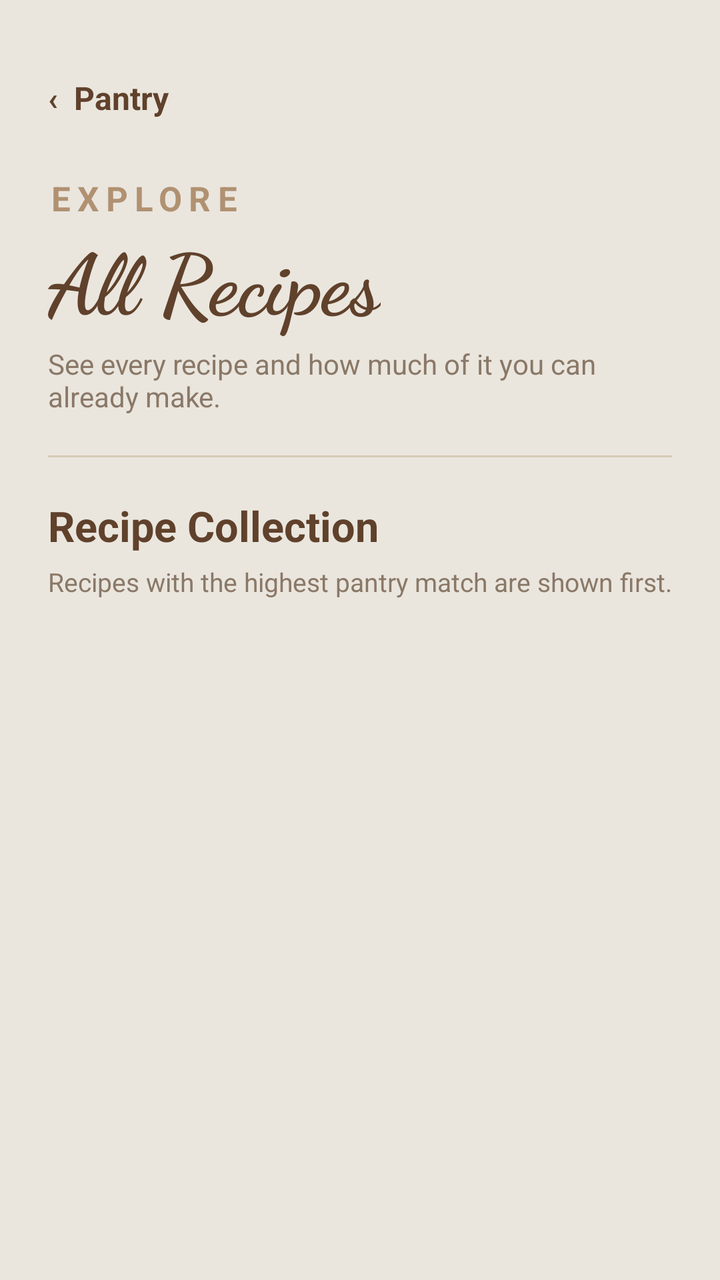
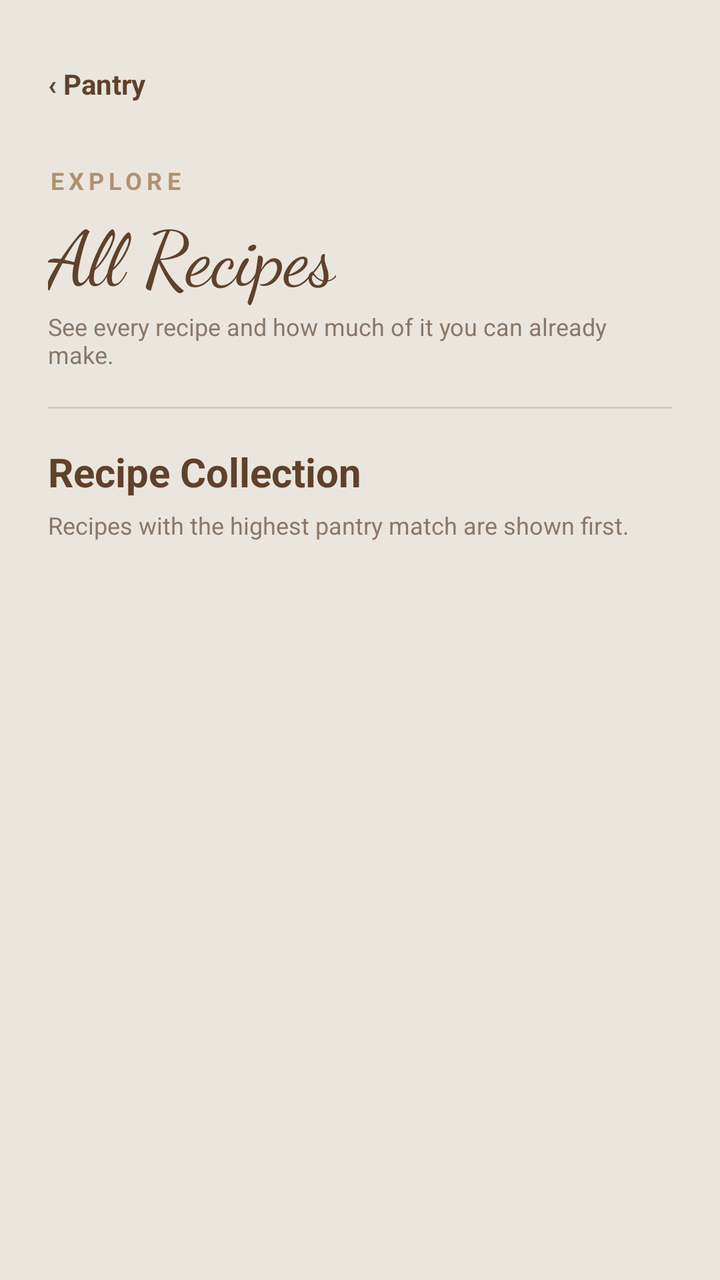

An Android layout rendered at two revisions. The XML below is the earlier revision; the diff shows what the commit changed to produce the second picture.
<!-- AndroidManifest.xml: application theme Theme.SmartPanrtyManager -->
<!-- res/layout/activity_all_recipes.xml -->
<?xml version="1.0" encoding="utf-8"?>
<androidx.constraintlayout.widget.ConstraintLayout
    xmlns:android="http://schemas.android.com/apk/res/android"
    xmlns:app="http://schemas.android.com/apk/res-auto"
    xmlns:tools="http://schemas.android.com/tools"
    android:layout_width="match_parent"
    android:layout_height="match_parent"
    android:background="#EAE6DE"
    android:paddingStart="24dp"
    android:paddingEnd="24dp"
    tools:context=".AllRecipesActivity">

    
    <TextView
        android:id="@+id/tvBack"
        android:layout_width="wrap_content"
        android:layout_height="wrap_content"
        android:layout_marginTop="30dp"
        android:paddingTop="8dp"
        android:paddingBottom="8dp"
        android:text="‹  Pantry"
        android:textColor="#60412B"
        android:textSize="16sp"
        android:textStyle="bold"
        app:layout_constraintStart_toStartOf="parent"
        app:layout_constraintTop_toTopOf="parent" />

    
    <TextView
        android:id="@+id/tvAll"
        android:layout_width="wrap_content"
        android:layout_height="wrap_content"
        android:layout_marginTop="20dp"
        android:letterSpacing="0.20"
        android:text="EXPLORE"
        android:textColor="#B09171"
        android:textSize="17sp"
        android:textStyle="bold"
        app:layout_constraintStart_toStartOf="parent"
        app:layout_constraintTop_toBottomOf="@id/tvBack" />

    
    <TextView
        android:id="@+id/tvAllRecipesTitle"
        android:layout_width="wrap_content"
        android:layout_height="wrap_content"
        android:fontFamily="cursive"
        android:text="All Recipes"
        android:textColor="#60412B"
        android:textSize="42sp"
        android:textStyle="bold"
        app:layout_constraintStart_toStartOf="parent"
        app:layout_constraintTop_toBottomOf="@id/tvAll" />

    
    <TextView
        android:id="@+id/tvAllRecipesSubtitle"
        android:layout_width="0dp"
        android:layout_height="wrap_content"
        android:layout_marginTop="4dp"
        android:text="See every recipe and how much of it you can already make."
        android:textColor="#8A7867"
        android:textSize="14sp"
        app:layout_constraintEnd_toEndOf="parent"
        app:layout_constraintStart_toStartOf="parent"
        app:layout_constraintTop_toBottomOf="@id/tvAllRecipesTitle" />

    
    <View
        android:id="@+id/divider"
        android:layout_width="0dp"
        android:layout_height="1dp"
        android:layout_marginTop="20dp"
        android:background="#D7C9B8"
        app:layout_constraintEnd_toEndOf="parent"
        app:layout_constraintStart_toStartOf="parent"
        app:layout_constraintTop_toBottomOf="@id/tvAllRecipesSubtitle" />

    
    <TextView
        android:id="@+id/tvRecipeCollectionHeading"
        android:layout_width="wrap_content"
        android:layout_height="wrap_content"
        android:layout_marginTop="20dp"
        android:text="Recipe Collection"
        android:textColor="#60412B"
        android:textSize="21sp"
        android:textStyle="bold"
        app:layout_constraintStart_toStartOf="parent"
        app:layout_constraintTop_toBottomOf="@id/divider" />

    
    <TextView
        android:id="@+id/tvMatchExplanation"
        android:layout_width="0dp"
        android:layout_height="wrap_content"
        android:layout_marginTop="5dp"
        android:text="Recipes with the highest pantry match are shown first."
        android:textColor="#8A7867"
        android:textSize="13sp"
        app:layout_constraintEnd_toEndOf="parent"
        app:layout_constraintStart_toStartOf="parent"
        app:layout_constraintTop_toBottomOf="@id/tvRecipeCollectionHeading" />

    
    <androidx.recyclerview.widget.RecyclerView
        android:id="@+id/recyclerViewAllRecipes"
        android:layout_width="0dp"
        android:layout_height="0dp"
        android:layout_marginTop="16dp"
        android:clipToPadding="false"
        android:paddingBottom="24dp"
        app:layout_constraintBottom_toBottomOf="parent"
        app:layout_constraintEnd_toEndOf="parent"
        app:layout_constraintStart_toStartOf="parent"
        app:layout_constraintTop_toBottomOf="@id/tvMatchExplanation"
        tools:listitem="@layout/item_recipe" />

</androidx.constraintlayout.widget.ConstraintLayout>
<!-- res/layout/item_recipe.xml (included above) -->
<?xml version="1.0" encoding="utf-8"?>
<androidx.cardview.widget.CardView
    xmlns:android="http://schemas.android.com/apk/res/android"
    xmlns:app="http://schemas.android.com/apk/res-auto"
    android:layout_width="match_parent"
    android:layout_height="wrap_content"
    android:layout_marginBottom="16dp"
    android:foreground="?attr/selectableItemBackground"
    android:clickable="true"
    android:focusable="true"
    app:cardBackgroundColor="#E5DDC9"
    app:cardCornerRadius="20dp"
    app:cardElevation="0dp">

    <LinearLayout
        android:layout_width="match_parent"
        android:layout_height="wrap_content"
        android:orientation="vertical"
        android:padding="20dp">

        

        <TextView
            android:id="@+id/tvRecipeName"
            android:layout_width="match_parent"
            android:layout_height="wrap_content"
            android:text="Recipe Name"
            android:textColor="#60412B"
            android:textSize="20sp"
            android:textStyle="bold" />

        

        <TextView
            android:id="@+id/tvRecipeStatus"
            android:layout_width="wrap_content"
            android:layout_height="wrap_content"
            android:layout_marginTop="10dp"
            android:background="#D4C7A5"
            android:paddingStart="10dp"
            android:paddingTop="5dp"
            android:paddingEnd="10dp"
            android:paddingBottom="5dp"
            android:text="CAN MAKE NOW"
            android:textColor="#60412B"
            android:textSize="11sp"
            android:textStyle="bold" />

        

        <TextView
            android:id="@+id/tvRecipeMatch"
            android:layout_width="match_parent"
            android:layout_height="wrap_content"
            android:layout_marginTop="12dp"
            android:text="3 of 3 ingredients available • 100% match"
            android:textColor="#60412B"
            android:textSize="14sp"
            android:textStyle="bold" />

        

        <TextView
            android:id="@+id/tvMissingIngredients"
            android:layout_width="match_parent"
            android:layout_height="wrap_content"
            android:layout_marginTop="6dp"
            android:text="Missing: Tomato"
            android:textColor="#9A654C"
            android:textSize="13sp"
            android:visibility="gone" />

        

        <View
            android:layout_width="match_parent"
            android:layout_height="1dp"
            android:layout_marginTop="14dp"
            android:background="#D2C5B1" />

        

        <TextView
            android:id="@+id/tvRecipeInstructions"
            android:layout_width="match_parent"
            android:layout_height="wrap_content"
            android:layout_marginTop="12dp"
            android:ellipsize="end"
            android:lineSpacingExtra="3dp"
            android:maxLines="3"
            android:text="Recipe instructions will appear here."
            android:textColor="#8A7867"
            android:textSize="14sp" />

        

        <TextView
            android:layout_width="match_parent"
            android:layout_height="wrap_content"
            android:layout_marginTop="12dp"
            android:gravity="end"
            android:text="View Recipe  ›"
            android:textColor="#60412B"
            android:textSize="13sp"
            android:textStyle="bold" />

    </LinearLayout>

</androidx.cardview.widget.CardView>
<!-- resources referenced by this layout -->
<resources>
  <style name="Theme.SmartPanrtyManager" parent="Base.Theme.SmartPanrtyManager" />
  <style name="Base.Theme.SmartPanrtyManager" parent="Theme.Material3.DayNight.NoActionBar">
          
          
      </style>
</resources>

<!-- the commit's change to res/layout/activity_all_recipes.xml (unified diff, before → after) -->
@@ -13,14 +13,15 @@
     
     <TextView
         android:id="@+id/tvBack"
-        android:layout_width="wrap_content"
-        android:layout_height="wrap_content"
-        android:layout_marginTop="30dp"
-        android:paddingTop="8dp"
-        android:paddingBottom="8dp"
-        android:text="‹  Pantry"
+        android:layout_width="110dp"
+        android:layout_height="48dp"
+        android:layout_marginTop="18dp"
+        android:clickable="true"
+        android:focusable="true"
+        android:gravity="center_vertical"
+        android:text="‹ Pantry"
         android:textColor="#60412B"
-        android:textSize="16sp"
+        android:textSize="14sp"
         android:textStyle="bold"
         app:layout_constraintStart_toStartOf="parent"
         app:layout_constraintTop_toTopOf="parent" />
@@ -30,11 +31,11 @@
         android:id="@+id/tvAll"
         android:layout_width="wrap_content"
         android:layout_height="wrap_content"
-        android:layout_marginTop="20dp"
+        android:layout_marginTop="16dp"
         android:letterSpacing="0.20"
         android:text="EXPLORE"
         android:textColor="#B09171"
-        android:textSize="17sp"
+        android:textSize="12sp"
         android:textStyle="bold"
         app:layout_constraintStart_toStartOf="parent"
         app:layout_constraintTop_toBottomOf="@id/tvBack" />
@@ -44,11 +45,11 @@
         android:id="@+id/tvAllRecipesTitle"
         android:layout_width="wrap_content"
         android:layout_height="wrap_content"
+        android:layout_marginTop="2dp"
         android:fontFamily="cursive"
         android:text="All Recipes"
         android:textColor="#60412B"
-        android:textSize="42sp"
-        android:textStyle="bold"
+        android:textSize="38sp"
         app:layout_constraintStart_toStartOf="parent"
         app:layout_constraintTop_toBottomOf="@id/tvAll" />
 
@@ -57,10 +58,10 @@
         android:id="@+id/tvAllRecipesSubtitle"
         android:layout_width="0dp"
         android:layout_height="wrap_content"
-        android:layout_marginTop="4dp"
+        android:layout_marginTop="2dp"
         android:text="See every recipe and how much of it you can already make."
         android:textColor="#8A7867"
-        android:textSize="14sp"
+        android:textSize="12sp"
         app:layout_constraintEnd_toEndOf="parent"
         app:layout_constraintStart_toStartOf="parent"
         app:layout_constraintTop_toBottomOf="@id/tvAllRecipesTitle" />
@@ -70,7 +71,7 @@
         android:id="@+id/divider"
         android:layout_width="0dp"
         android:layout_height="1dp"
-        android:layout_marginTop="20dp"
+        android:layout_marginTop="18dp"
         android:background="#D7C9B8"
         app:layout_constraintEnd_toEndOf="parent"
         app:layout_constraintStart_toStartOf="parent"
@@ -81,10 +82,10 @@
         android:id="@+id/tvRecipeCollectionHeading"
         android:layout_width="wrap_content"
         android:layout_height="wrap_content"
-        android:layout_marginTop="20dp"
+        android:layout_marginTop="18dp"
         android:text="Recipe Collection"
         android:textColor="#60412B"
-        android:textSize="21sp"
+        android:textSize="20sp"
         android:textStyle="bold"
         app:layout_constraintStart_toStartOf="parent"
         app:layout_constraintTop_toBottomOf="@id/divider" />
@@ -97,7 +98,7 @@
         android:layout_marginTop="5dp"
         android:text="Recipes with the highest pantry match are shown first."
         android:textColor="#8A7867"
-        android:textSize="13sp"
+        android:textSize="12sp"
         app:layout_constraintEnd_toEndOf="parent"
         app:layout_constraintStart_toStartOf="parent"
         app:layout_constraintTop_toBottomOf="@id/tvRecipeCollectionHeading" />
@@ -107,7 +108,7 @@
         android:id="@+id/recyclerViewAllRecipes"
         android:layout_width="0dp"
         android:layout_height="0dp"
-        android:layout_marginTop="16dp"
+        android:layout_marginTop="14dp"
         android:clipToPadding="false"
         android:paddingBottom="24dp"
         app:layout_constraintBottom_toBottomOf="parent"
